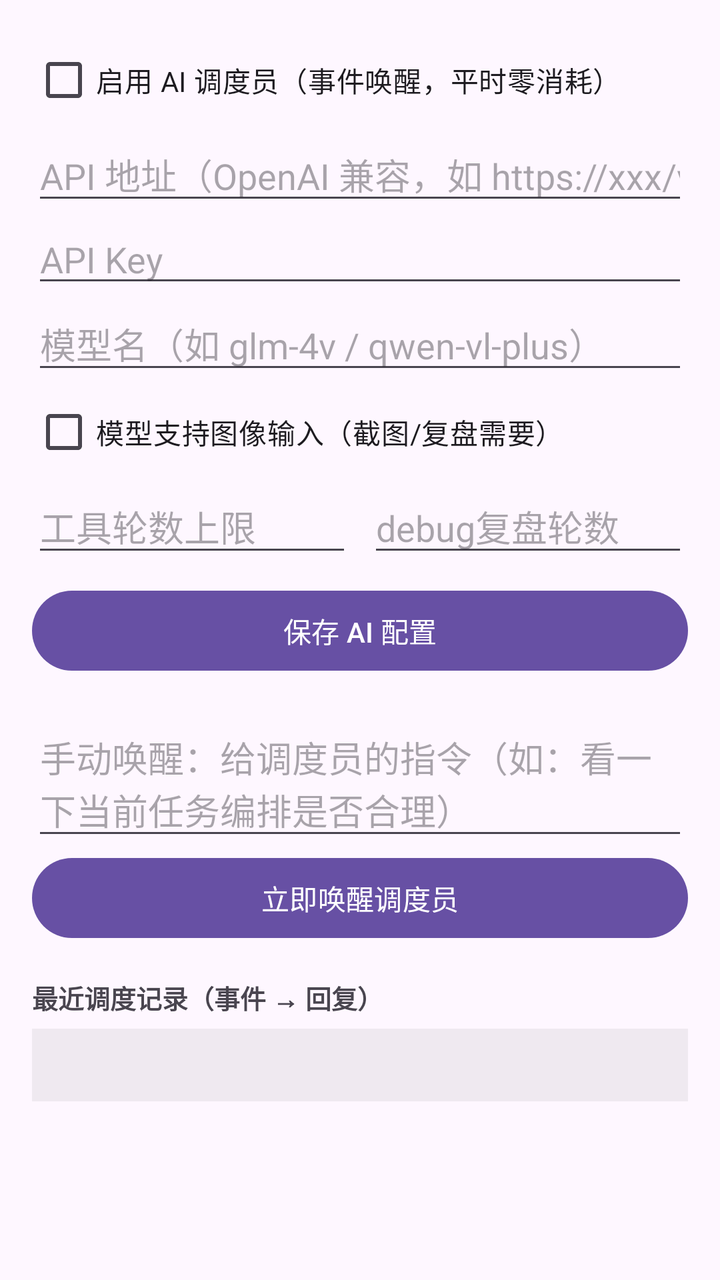
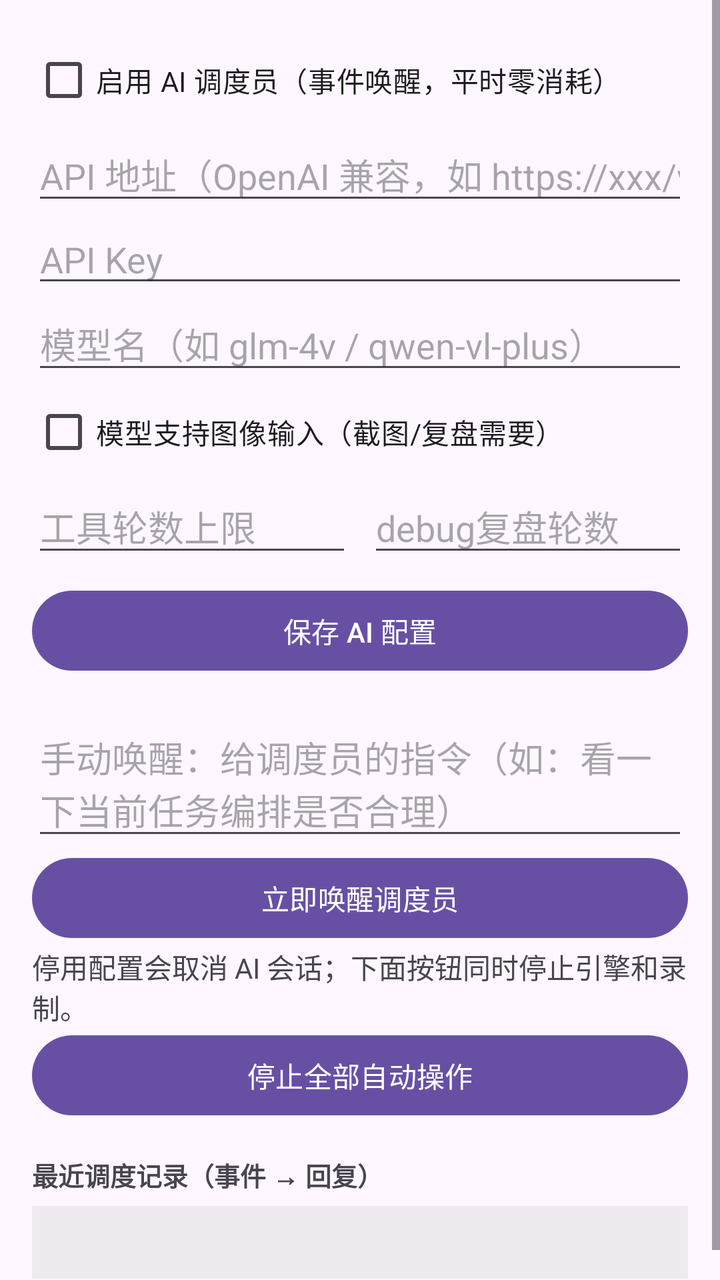

Compare the two renders of this Android layout. The source of the first and the diff that turns it into the second are given below.
<!-- AndroidManifest.xml: application theme Theme.FlowClicker -->
<!-- res/layout/activity_ai.xml -->
<?xml version="1.0" encoding="utf-8"?>
<ScrollView xmlns:android="http://schemas.android.com/apk/res/android"
    android:layout_width="match_parent"
    android:layout_height="match_parent">

    <LinearLayout
        android:layout_width="match_parent"
        android:layout_height="wrap_content"
        android:orientation="vertical"
        android:padding="16dp">

        <CheckBox
            android:id="@+id/cbEnabled"
            android:layout_width="match_parent"
            android:layout_height="wrap_content"
            android:text="启用 AI 调度员（事件唤醒，平时零消耗）" />

        <EditText
            android:id="@+id/etBaseUrl"
            android:layout_width="match_parent"
            android:layout_height="wrap_content"
            android:hint="API 地址（OpenAI 兼容，如 https://xxx/v1）"
            android:inputType="textUri" />

        <EditText
            android:id="@+id/etApiKey"
            android:layout_width="match_parent"
            android:layout_height="wrap_content"
            android:hint="API Key"
            android:inputType="textPassword" />

        <EditText
            android:id="@+id/etModel"
            android:layout_width="match_parent"
            android:layout_height="wrap_content"
            android:hint="模型名（如 glm-4v / qwen-vl-plus）"
            android:inputType="text" />

        <CheckBox
            android:id="@+id/cbVlm"
            android:layout_width="match_parent"
            android:layout_height="wrap_content"
            android:text="模型支持图像输入（截图/复盘需要）" />

        <LinearLayout
            android:layout_width="match_parent"
            android:layout_height="wrap_content"
            android:orientation="horizontal">

            <EditText
                android:id="@+id/etMaxRounds"
                android:layout_width="0dp"
                android:layout_height="wrap_content"
                android:layout_weight="1"
                android:hint="工具轮数上限"
                android:inputType="number" />

            <EditText
                android:id="@+id/etDebugRounds"
                android:layout_width="0dp"
                android:layout_height="wrap_content"
                android:layout_marginStart="8dp"
                android:layout_weight="1"
                android:hint="debug复盘轮数"
                android:inputType="number" />
        </LinearLayout>

        <Button
            android:id="@+id/btnSave"
            android:layout_width="match_parent"
            android:layout_height="wrap_content"
            android:layout_marginTop="8dp"
            android:text="保存 AI 配置" />

        <EditText
            android:id="@+id/etManual"
            android:layout_width="match_parent"
            android:layout_height="wrap_content"
            android:layout_marginTop="16dp"
            android:hint="手动唤醒：给调度员的指令（如：看一下当前任务编排是否合理）" />

        <Button
            android:id="@+id/btnWake"
            android:layout_width="match_parent"
            android:layout_height="wrap_content"
            android:text="立即唤醒调度员" />

        <TextView
            android:layout_width="match_parent"
            android:layout_height="wrap_content"
            android:layout_marginTop="16dp"
            android:text="最近调度记录（事件 → 回复）"
            android:textSize="13sp"
            android:textStyle="bold" />

        <TextView
            android:id="@+id/tvLog"
            android:layout_width="match_parent"
            android:layout_height="wrap_content"
            android:layout_marginTop="6dp"
            android:background="#0F000000"
            android:padding="10dp"
            android:textSize="12sp"
            android:textIsSelectable="true" />
    </LinearLayout>
</ScrollView>
<!-- resources referenced by this layout -->
<resources>
  <style name="Theme.FlowClicker" parent="Theme.Material3.DayNight.NoActionBar" />
</resources>

<!-- the commit's change to res/layout/activity_ai.xml (unified diff, before → after) -->
@@ -86,6 +86,18 @@
             android:text="立即唤醒调度员" />
 
         <TextView
+            android:id="@+id/tvStopHint"
+            android:layout_width="match_parent"
+            android:layout_height="wrap_content"
+            android:text="停用配置会取消 AI 会话；下面按钮同时停止引擎和录制。" />
+
+        <Button
+            android:id="@+id/btnStopAi"
+            android:layout_width="match_parent"
+            android:layout_height="wrap_content"
+            android:text="停止全部自动操作" />
+
+        <TextView
             android:layout_width="match_parent"
             android:layout_height="wrap_content"
             android:layout_marginTop="16dp"
